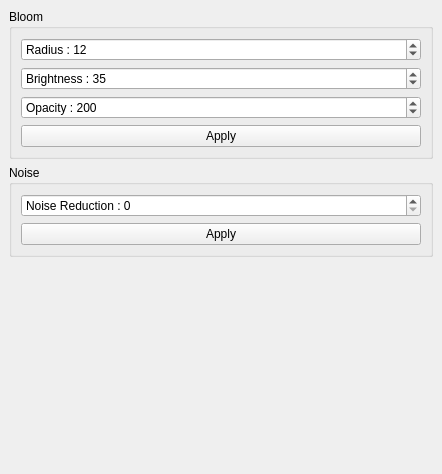
This is imageeffectsdockwidget.ui in michalmielczynski/PanelTest as Qt 5 draws it before an edit. The edited form follows.
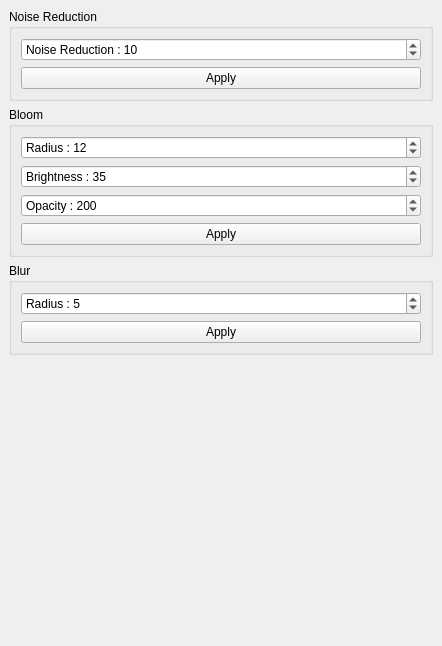
This is the edited form.

Commit message: Blur filter Added

Diff of the .ui file:
```diff
--- a/imageeffectsdockwidget.ui
+++ b/imageeffectsdockwidget.ui
@@ -7,7 +7,7 @@
     <x>0</x>
     <y>0</y>
     <width>442</width>
-    <height>474</height>
+    <height>646</height>
    </rect>
   </property>
   <property name="windowTitle">
@@ -15,6 +15,32 @@
   </property>
   <widget class="QWidget" name="dockWidgetContents">
    <layout class="QVBoxLayout" name="verticalLayout_2">
+    <item>
+     <widget class="QGroupBox" name="groupBox_2">
+      <property name="title">
+       <string>Noise Reduction</string>
+      </property>
+      <layout class="QVBoxLayout" name="verticalLayout_3">
+       <item>
+        <widget class="QSpinBox" name="spinBoxNoiseReduction">
+         <property name="prefix">
+          <string>Noise Reduction : </string>
+         </property>
+         <property name="value">
+          <number>10</number>
+         </property>
+        </widget>
+       </item>
+       <item>
+        <widget class="QPushButton" name="pushButtonNoiseReduction">
+         <property name="text">
+          <string>Apply</string>
+         </property>
+        </widget>
+       </item>
+      </layout>
+     </widget>
+    </item>
     <item>
      <widget class="QGroupBox" name="groupBox">
       <property name="title">
@@ -71,20 +97,23 @@
      </widget>
     </item>
     <item>
-     <widget class="QGroupBox" name="groupBox_2">
+     <widget class="QGroupBox" name="groupBox_3">
       <property name="title">
-       <string>Noise</string>
+       <string>Blur</string>
       </property>
-      <layout class="QVBoxLayout" name="verticalLayout_3">
+      <layout class="QVBoxLayout" name="verticalLayout_4">
        <item>
-        <widget class="QSpinBox" name="spinBoxNoiseReduction">
+        <widget class="QSpinBox" name="spinBoxBlur">
          <property name="prefix">
-          <string>Noise Reduction : </string>
+          <string>Radius : </string>
+         </property>
+         <property name="value">
+          <number>5</number>
          </property>
         </widget>
        </item>
        <item>
-        <widget class="QPushButton" name="pushButtonNoiseReduction">
+        <widget class="QPushButton" name="pushButtonBlur">
          <property name="text">
           <string>Apply</string>
          </property>
```
The commit also changes 9 other files.
